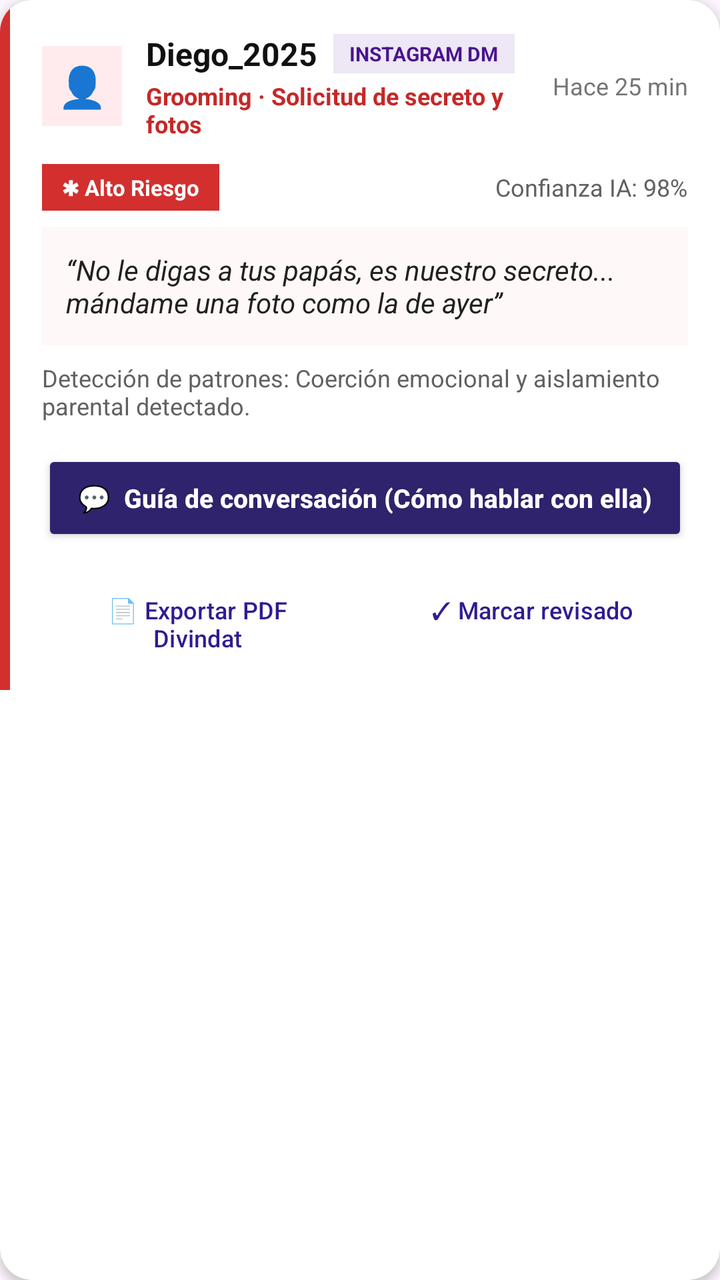
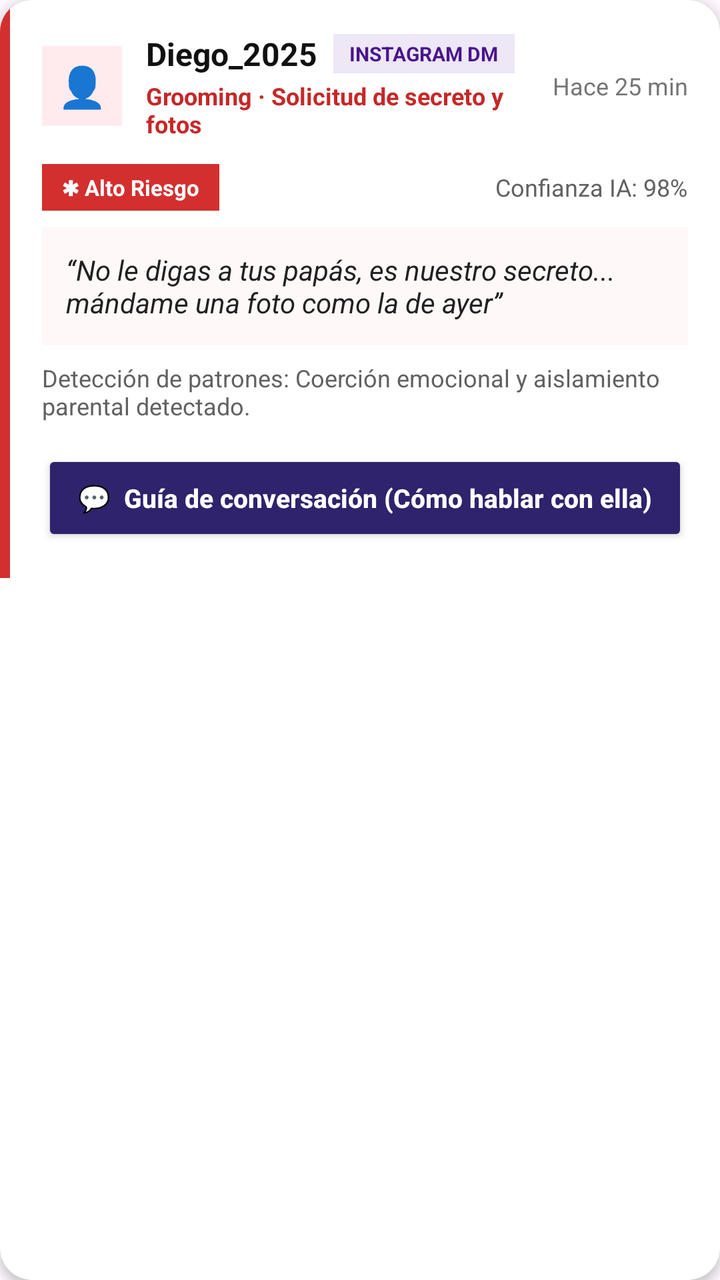

An Android layout rendered at two revisions. The XML below is the earlier revision; the diff shows what the commit changed to produce the second picture.
<!-- AndroidManifest.xml: application theme Theme.MyApplication -->
<!-- res/layout/item_event_card.xml -->
<?xml version="1.0" encoding="utf-8"?>
<androidx.cardview.widget.CardView xmlns:android="http://schemas.android.com/apk/res/android"
    xmlns:app="http://schemas.android.com/apk/res-auto"
    android:layout_width="match_parent"
    android:layout_height="wrap_content"
    android:layout_marginBottom="16dp"
    app:cardBackgroundColor="#FFFFFF"
    app:cardCornerRadius="16dp"
    app:cardElevation="3dp">

    <LinearLayout
        android:layout_width="match_parent"
        android:layout_height="wrap_content"
        android:orientation="horizontal">

        
        <View
            android:id="@+id/cardRiskBar"
            android:layout_width="5dp"
            android:layout_height="match_parent"
            android:background="#D32F2F" />

        <LinearLayout
            android:layout_width="match_parent"
            android:layout_height="wrap_content"
            android:orientation="vertical"
            android:padding="16dp">

            
            <LinearLayout
                android:layout_width="match_parent"
                android:layout_height="wrap_content"
                android:gravity="center_vertical"
                android:orientation="horizontal">

                <TextView
                    android:id="@+id/avatarIcon"
                    android:layout_width="40dp"
                    android:layout_height="40dp"
                    android:background="#FFEBEE"
                    android:gravity="center"
                    android:text="👤"
                    android:textSize="20sp" />

                <LinearLayout
                    android:layout_width="0dp"
                    android:layout_height="wrap_content"
                    android:layout_marginStart="12dp"
                    android:layout_weight="1"
                    android:orientation="vertical">

                    <LinearLayout
                        android:layout_width="wrap_content"
                        android:layout_height="wrap_content"
                        android:gravity="center_vertical"
                        android:orientation="horizontal">

                        <TextView
                            android:id="@+id/contactHandle"
                            android:layout_width="wrap_content"
                            android:layout_height="wrap_content"
                            android:text="Diego_2025"
                            android:textColor="#111111"
                            android:textSize="16sp"
                            android:textStyle="bold" />

                        <TextView
                            android:id="@+id/platformTag"
                            android:layout_width="wrap_content"
                            android:layout_height="wrap_content"
                            android:layout_marginStart="8dp"
                            android:background="#EDE7F6"
                            android:paddingHorizontal="8dp"
                            android:paddingVertical="3dp"
                            android:text="INSTAGRAM DM"
                            android:textColor="#4A148C"
                            android:textSize="10sp"
                            android:textStyle="bold" />
                    </LinearLayout>

                    <TextView
                        android:id="@+id/categoryDescription"
                        android:layout_width="wrap_content"
                        android:layout_height="wrap_content"
                        android:layout_marginTop="2dp"
                        android:text="Grooming · Solicitud de secreto y fotos"
                        android:textColor="#C62828"
                        android:textSize="12sp"
                        android:textStyle="bold" />
                </LinearLayout>

                <TextView
                    android:id="@+id/eventTimeText"
                    android:layout_width="wrap_content"
                    android:layout_height="wrap_content"
                    android:text="Hace 25 min"
                    android:textColor="#757575"
                    android:textSize="12sp" />
            </LinearLayout>

            
            <LinearLayout
                android:layout_width="match_parent"
                android:layout_height="wrap_content"
                android:layout_marginTop="12dp"
                android:gravity="center_vertical"
                android:orientation="horizontal">

                <TextView
                    android:id="@+id/severityBadge"
                    android:layout_width="wrap_content"
                    android:layout_height="wrap_content"
                    android:background="#D32F2F"
                    android:paddingHorizontal="10dp"
                    android:paddingVertical="4dp"
                    android:text="✱ Alto Riesgo"
                    android:textColor="#FFFFFF"
                    android:textSize="11sp"
                    android:textStyle="bold" />

                <View
                    android:layout_width="0dp"
                    android:layout_height="0dp"
                    android:layout_weight="1" />

                <TextView
                    android:id="@+id/confidenceText"
                    android:layout_width="wrap_content"
                    android:layout_height="wrap_content"
                    android:text="Confianza IA: 98%"
                    android:textColor="#616161"
                    android:textSize="12sp" />
            </LinearLayout>

            
            <LinearLayout
                android:layout_width="match_parent"
                android:layout_height="wrap_content"
                android:layout_marginTop="8dp"
                android:background="#FFF8F8"
                android:padding="12dp">

                <TextView
                    android:id="@+id/messageQuoteText"
                    android:layout_width="match_parent"
                    android:layout_height="wrap_content"
                    android:text="“No le digas a tus papás, es nuestro secreto... mándame una foto como la de ayer”"
                    android:textColor="#212121"
                    android:textSize="14sp"
                    android:textStyle="italic" />
            </LinearLayout>

            
            <TextView
                android:id="@+id/patternText"
                android:layout_width="match_parent"
                android:layout_height="wrap_content"
                android:layout_marginTop="8dp"
                android:text="Detección de patrones: Coerción emocional y aislamiento parental detectado."
                android:textColor="#616161"
                android:textSize="12sp" />

            
            <Button
                android:id="@+id/btnConversationGuide"
                android:layout_width="match_parent"
                android:layout_height="wrap_content"
                android:layout_marginTop="14dp"
                android:backgroundTint="#2E236C"
                android:paddingVertical="10dp"
                android:text="💬  Guía de conversación (Cómo hablar con ella)"
                android:textAllCaps="false"
                android:textColor="#FFFFFF"
                android:textSize="13sp"
                android:textStyle="bold" />

            
            <LinearLayout
                android:layout_width="match_parent"
                android:layout_height="wrap_content"
                android:layout_marginTop="8dp"
                android:orientation="horizontal">

                <Button
                    android:id="@+id/btnExportPdfMockup"
                    style="?attr/materialButtonOutlinedStyle"
                    android:layout_width="0dp"
                    android:layout_height="wrap_content"
                    android:layout_marginEnd="6dp"
                    android:layout_weight="1"
                    android:backgroundTint="#EDE7F6"
                    android:paddingVertical="8dp"
                    android:text="📄 Exportar PDF Divindat"
                    android:textAllCaps="false"
                    android:textColor="#311B92"
                    android:textSize="12sp" />

                <Button
                    android:id="@+id/btnMarkReviewed"
                    style="?attr/materialButtonOutlinedStyle"
                    android:layout_width="0dp"
                    android:layout_height="wrap_content"
                    android:layout_marginStart="6dp"
                    android:layout_weight="1"
                    android:backgroundTint="#EDE7F6"
                    android:paddingVertical="8dp"
                    android:text="✓ Marcar revisado"
                    android:textAllCaps="false"
                    android:textColor="#311B92"
                    android:textSize="12sp" />
            </LinearLayout>

        </LinearLayout>
    </LinearLayout>
</androidx.cardview.widget.CardView>
<!-- resources referenced by this layout -->
<resources>
  <style name="Theme.MyApplication" parent="Base.Theme.MyApplication" />
  <style name="Base.Theme.MyApplication" parent="Theme.Material3.DayNight.NoActionBar">
          
          
      </style>
</resources>

<!-- the commit's change to res/layout/item_event_card.xml (unified diff, before → after) -->
@@ -174,42 +174,6 @@
                 android:textSize="13sp"
                 android:textStyle="bold" />
 
-            
-            <LinearLayout
-                android:layout_width="match_parent"
-                android:layout_height="wrap_content"
-                android:layout_marginTop="8dp"
-                android:orientation="horizontal">
-
-                <Button
-                    android:id="@+id/btnExportPdfMockup"
-                    style="?attr/materialButtonOutlinedStyle"
-                    android:layout_width="0dp"
-                    android:layout_height="wrap_content"
-                    android:layout_marginEnd="6dp"
-                    android:layout_weight="1"
-                    android:backgroundTint="#EDE7F6"
-                    android:paddingVertical="8dp"
-                    android:text="📄 Exportar PDF Divindat"
-                    android:textAllCaps="false"
-                    android:textColor="#311B92"
-                    android:textSize="12sp" />
-
-                <Button
-                    android:id="@+id/btnMarkReviewed"
-                    style="?attr/materialButtonOutlinedStyle"
-                    android:layout_width="0dp"
-                    android:layout_height="wrap_content"
-                    android:layout_marginStart="6dp"
-                    android:layout_weight="1"
-                    android:backgroundTint="#EDE7F6"
-                    android:paddingVertical="8dp"
-                    android:text="✓ Marcar revisado"
-                    android:textAllCaps="false"
-                    android:textColor="#311B92"
-                    android:textSize="12sp" />
-            </LinearLayout>
-
         </LinearLayout>
     </LinearLayout>
 </androidx.cardview.widget.CardView>
